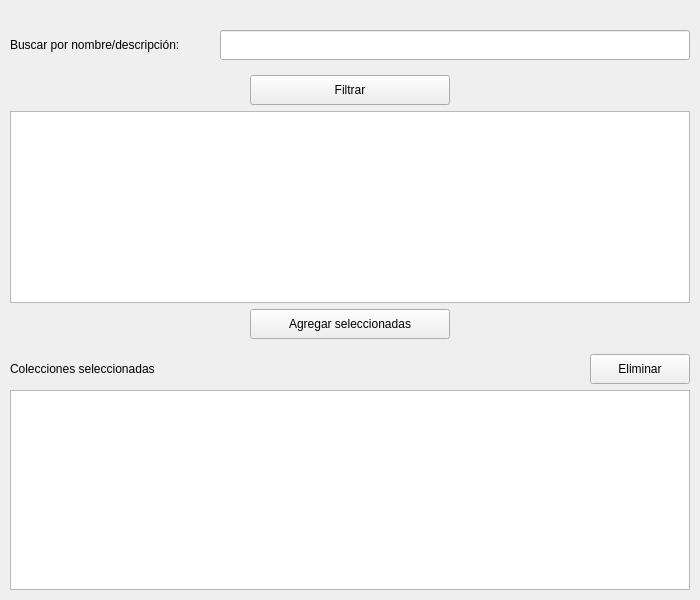
Kan-T-IT/QGIS-KICa, file src/ui/frm_default_collections.ui: the form before one commit.
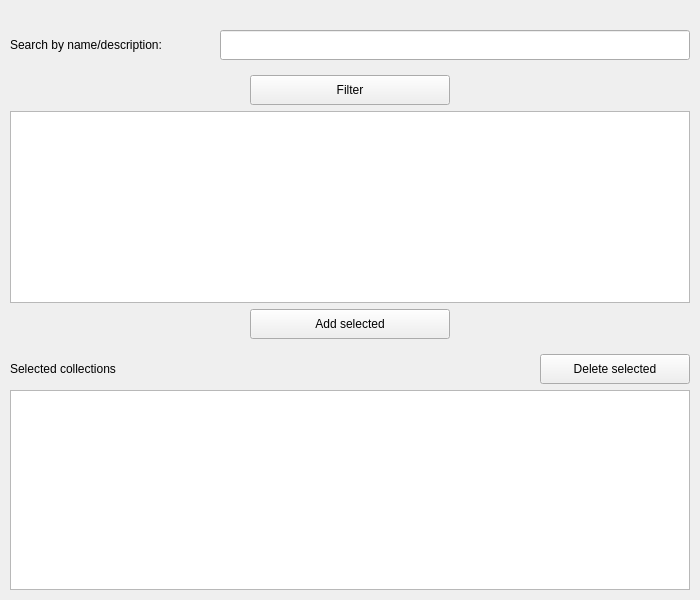
The form after the commit.

Commit message: Set English as the plugin's default language

What changed in the file:
```diff
--- a/src/ui/frm_default_collections.ui
+++ b/src/ui/frm_default_collections.ui
@@ -113,7 +113,7 @@
             </size>
            </property>
            <property name="text">
-            <string>Buscar por nombre/descripción:</string>
+            <string>Search by name/description:</string>
            </property>
           </widget>
          </item>
@@ -169,7 +169,7 @@
                </size>
               </property>
               <property name="text">
-               <string>Filtrar</string>
+               <string>Filter</string>
               </property>
              </widget>
             </item>
@@ -247,7 +247,7 @@
             </size>
            </property>
            <property name="text">
-            <string>Colecciones seleccionadas</string>
+            <string>Selected collections</string>
            </property>
            <property name="alignment">
             <set>Qt::AlignLeading|Qt::AlignLeft|Qt::AlignVCenter</set>
@@ -271,18 +271,18 @@
           <widget class="QPushButton" name="btn_remove_selected">
            <property name="minimumSize">
             <size>
-             <width>100</width>
+             <width>150</width>
              <height>30</height>
             </size>
            </property>
            <property name="maximumSize">
             <size>
-             <width>100</width>
+             <width>150</width>
              <height>30</height>
             </size>
            </property>
            <property name="text">
-            <string>Eliminar</string>
+            <string>Delete selected</string>
            </property>
           </widget>
          </item>
@@ -353,7 +353,7 @@
             </size>
            </property>
            <property name="text">
-            <string>Agregar seleccionadas</string>
+            <string>Add selected</string>
            </property>
           </widget>
          </item>
```
The commit also changes 18 other files.
